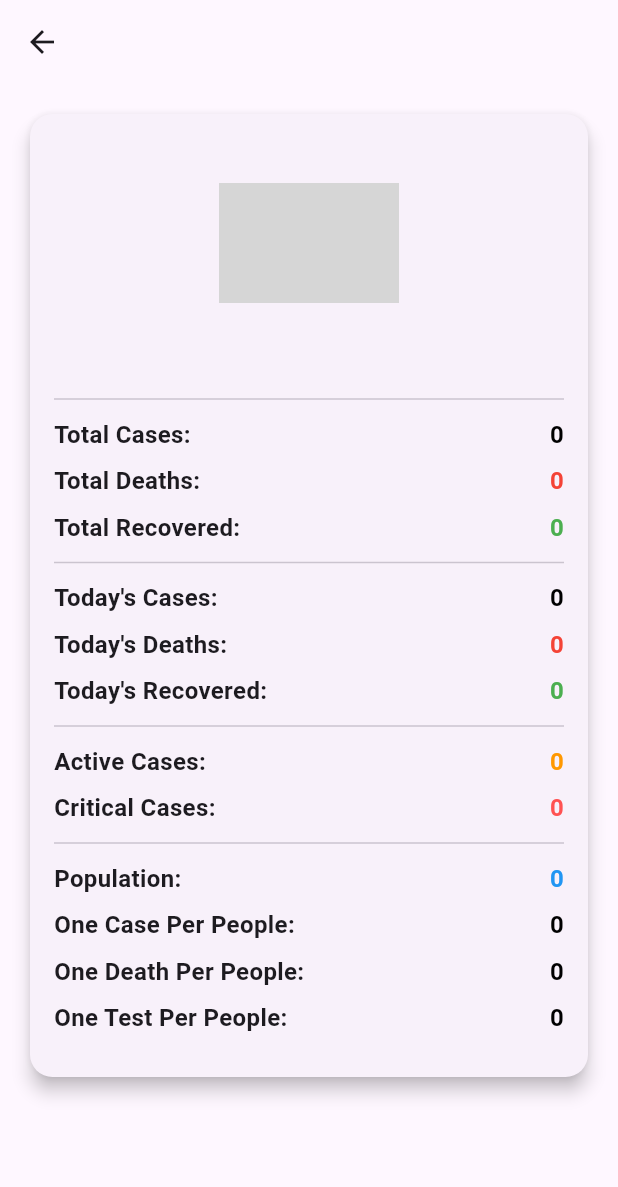
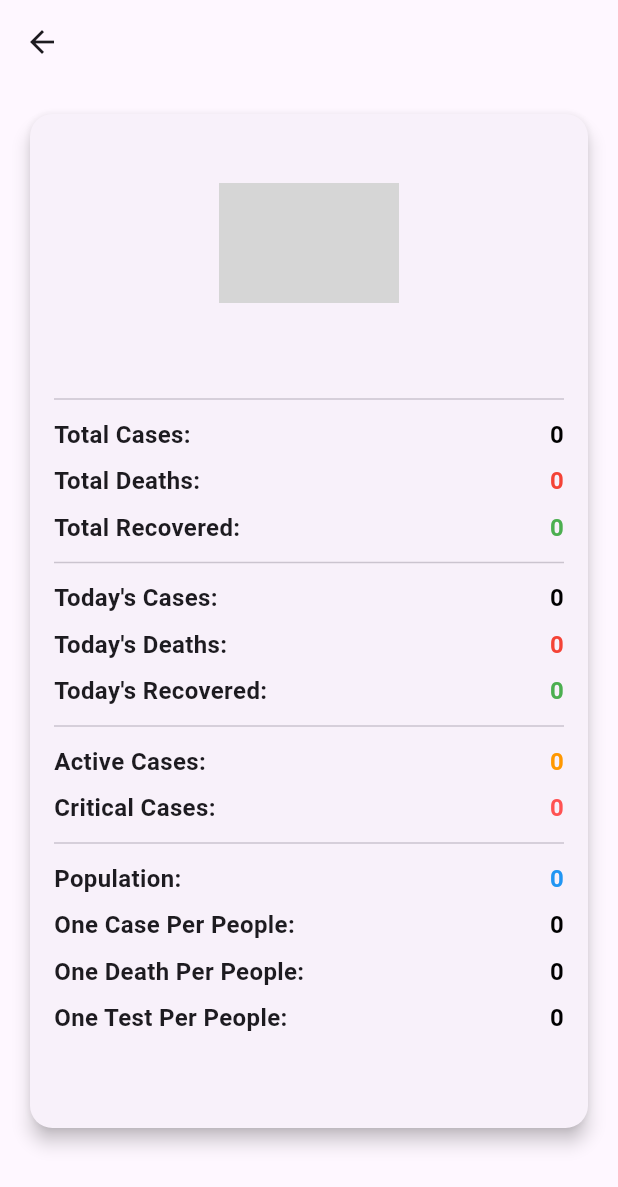
Before and after one commit to niteshmori7/Covid-19-Virus-Tracking-App-, a Flutter app: the CountryDetailPage screen opened directly with empty values, on a phone screen of 412 x 824 dp. Shown: the top 1187 px of the screen. Run offline on Flutter 3.47's test engine with Material 3 defaults, Android fonts, the phone set to English and light mode, and no system bars; our stand-ins replace get, pie_chart, shimmer; network calls fail; grey boxes are pictures that could not be loaded.

Commit message:
change scroll

```diff
--- a/lib/countries_detail.dart
+++ b/lib/countries_detail.dart
@@ -9,10 +9,11 @@ class CountryDetailPage extends StatelessWidget {
   Widget build(BuildContext context) {
     return Scaffold(
       appBar: AppBar(title: Text(countryData['country'])),
-      body: Padding(
+      body: SingleChildScrollView(
+        child: Padding(
           padding: const EdgeInsets.all(16.0),
           child: Container(
-          height: 650,
+            height: 684,
             child: Card(
               shape: RoundedRectangleBorder(borderRadius: BorderRadius.circular(15)),
               elevation: 5,
@@ -58,6 +59,7 @@ class CountryDetailPage extends StatelessWidget {
             ),
           ),
         ),
+      ),
     );
   }
 
```
Lines whose indentation alone changed are shown as unchanged.
